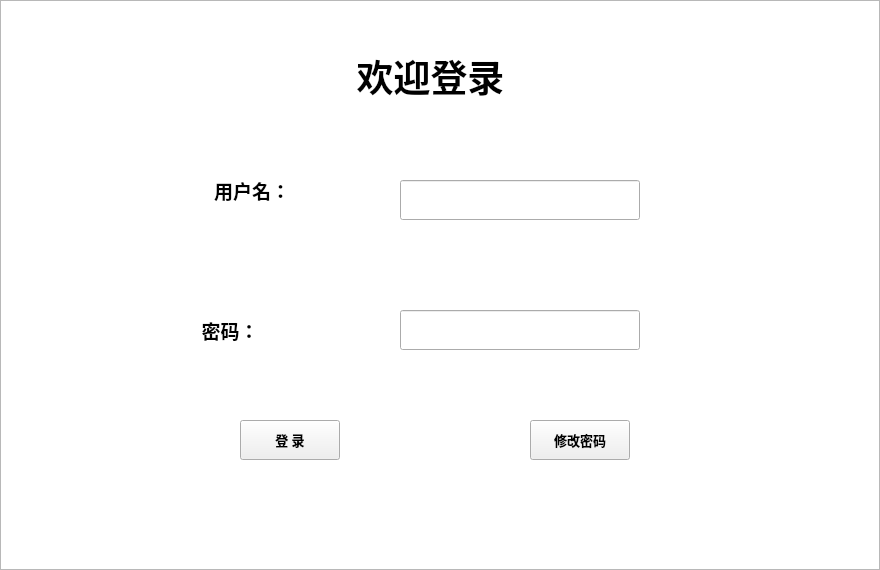
Before: the Qt Designer form ShopManage/widget.ui in gigigigiggigi/marketman, drawn with Qt 5.
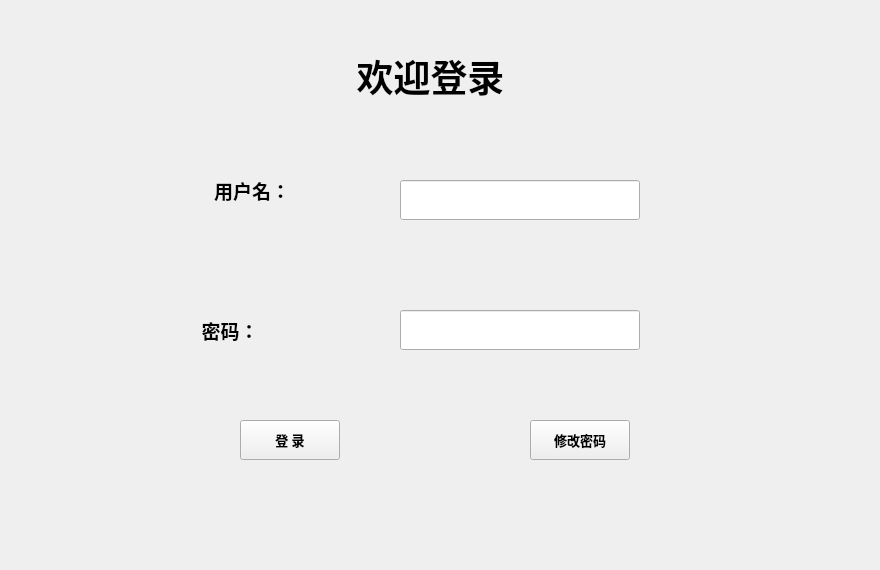
After: the same form once the commit is applied. Icons and pictures are not drawn.

```diff
--- a/ShopManage/widget.ui
+++ b/ShopManage/widget.ui
@@ -169,31 +169,6 @@
     <string>修改密码</string>
    </property>
   </widget>
-  <widget class="QTextEdit" name="textEdit">
-   <property name="geometry">
-    <rect>
-     <x>0</x>
-     <y>0</y>
-     <width>880</width>
-     <height>570</height>
-    </rect>
-   </property>
-   <property name="html">
-    <string>&lt;!DOCTYPE HTML PUBLIC &quot;-//W3C//DTD HTML 4.0//EN&quot; &quot;http://www.w3.org/TR/REC-html40/strict.dtd&quot;&gt;
-&lt;html&gt;&lt;head&gt;&lt;meta name=&quot;qrichtext&quot; content=&quot;1&quot; /&gt;&lt;style type=&quot;text/css&quot;&gt;
-p, li { white-space: pre-wrap; }
-&lt;/style&gt;&lt;/head&gt;&lt;body style=&quot; font-family:'SimSun'; font-size:9pt; font-weight:400; font-style:normal;&quot;&gt;
-&lt;p style=&quot; margin-top:0px; margin-bottom:0px; margin-left:0px; margin-right:0px; -qt-block-indent:0; text-indent:0px;&quot;&gt;&lt;img src=&quot;:/image/005.jpg&quot; /&gt;&lt;/p&gt;&lt;/body&gt;&lt;/html&gt;</string>
-   </property>
-  </widget>
-  <zorder>textEdit</zorder>
-  <zorder>label_userName</zorder>
-  <zorder>label_passWord</zorder>
-  <zorder>lineEdit_userName</zorder>
-  <zorder>lineEdit_passWord</zorder>
-  <zorder>label_title</zorder>
-  <zorder>pB_loginIn</zorder>
-  <zorder>pushButton_3</zorder>
  </widget>
  <layoutdefault spacing="6" margin="11"/>
  <resources/>
```
